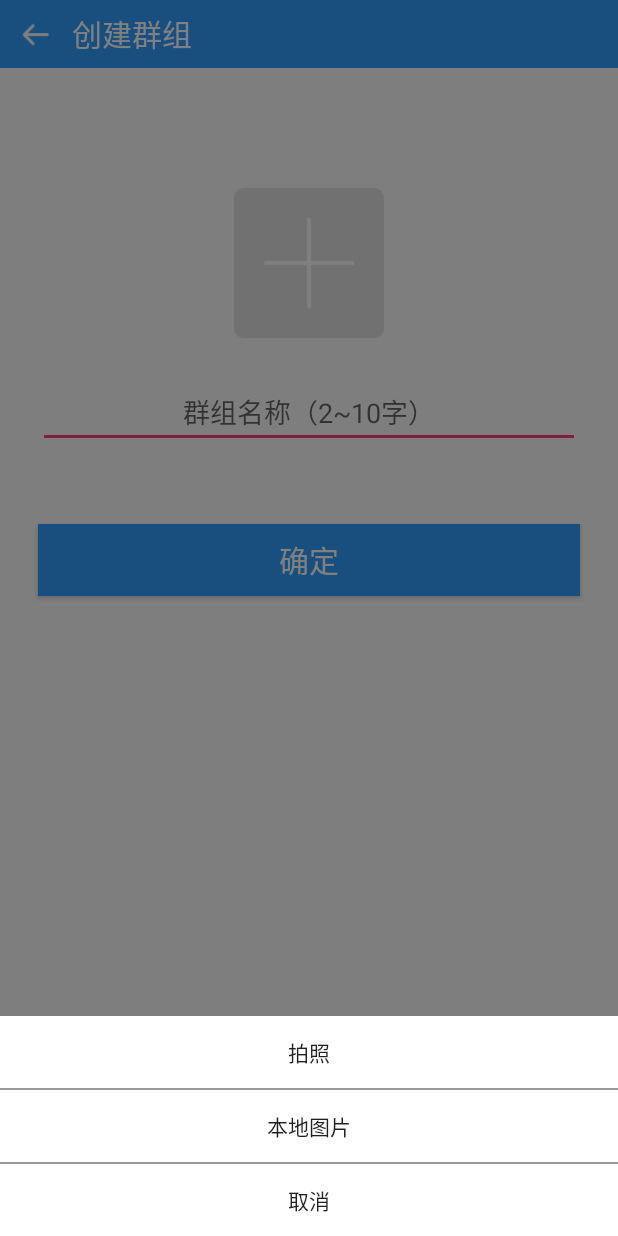
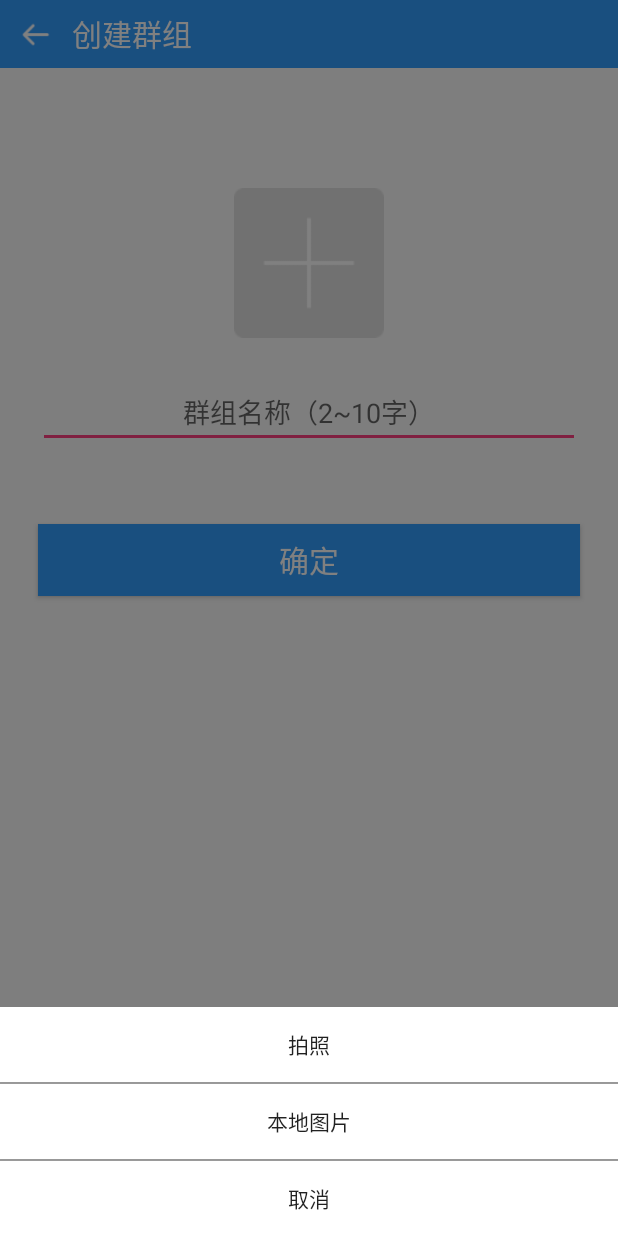
Before and after one commit to wuzemin/Chat, an Android app: the CreateGroupActivity screen opened directly, with no data from a screen before it, after a tap on an icon or button, on a phone screen of 412 x 824 dp. Run offline under Robolectric (Android 15) with nearby library versions, the phone set to English and light mode, and no system bars; our stand-ins replace ButterKnife, CircleImageView; libraries missing offline, so code that uses them is left out: com.zhy.http, io.rong.imageloader, io.rong.imkit, io.rong.imlib; plain views replace AsyncImageView; pictures from the network do not load.

Commit message:
完成项目

```diff
--- a/app/src/main/java/com/min/smalltalk/activity/CreateGroupActivity.java
+++ b/app/src/main/java/com/min/smalltalk/activity/CreateGroupActivity.java
@@ -104,6 +104,7 @@ public class CreateGroupActivity extends BaseActivity {
                     LoadDialog.show(mContext);
                     imageFile=new File(selectUri.getPath());
                     imageUrl=selectUri.toString();
+                    ImageLoader.getInstance().clearDiskCache();
                     ImageLoader.getInstance().displayImage(imageUrl,imgGroupPortrait);
                     LoadDialog.dismiss(mContext);
                 }
--- a/app/src/main/java/com/min/smalltalk/utils/CameraUtils.java
+++ b/app/src/main/java/com/min/smalltalk/utils/CameraUtils.java
@@ -110,7 +110,7 @@ public class CameraUtils {
         i.setDataAndType(imgUri, "image/*");
         i.putExtra("scale", true);
         i.putExtra("aspectX", 4);
-        i.putExtra("aspectY", 3);
+        i.putExtra("aspectY", 4);
         i.putExtra(MediaStore.EXTRA_OUTPUT, CameraUtils.imgUri);//裁剪后重新保存
         fragment.startActivityForResult(i, PHOTO_CROP);
     }
--- a/mylibrary/src/main/java/com/min/mylibrary/util/PhotoUtils.java
+++ b/mylibrary/src/main/java/com/min/mylibrary/util/PhotoUtils.java
@@ -48,7 +48,6 @@ public class PhotoUtils {
         try {
             //每次选择图片把之前的图片删除
             clearCropFile(buildUri(activity));
-
             Intent intent = new Intent(MediaStore.ACTION_IMAGE_CAPTURE);
             intent.setAction(MediaStore.ACTION_IMAGE_CAPTURE);
             intent.putExtra(MediaStore.EXTRA_OUTPUT, buildUri(activity));
@@ -71,7 +70,6 @@ public class PhotoUtils {
         try {
             //每次选择图片吧之前的图片删除
             clearCropFile(buildUri(activity));
-
             Intent intent = new Intent(Intent.ACTION_PICK, null);
             intent.setDataAndType(MediaStore.Images.Media.EXTERNAL_CONTENT_URI, "image/*");
 
@@ -126,8 +124,8 @@ public class PhotoUtils {
         cropIntent.putExtra("outputY",200);
         cropIntent.putExtra("return-data",false);
         cropIntent.putExtra("outputFormat", Bitmap.CompressFormat.JPEG.toString());
-        Uri cropuri=buildUri(activity);
-        cropIntent.putExtra(MediaStore.EXTRA_OUTPUT,cropuri);
+        Uri cropUri=buildUri(activity);
+        cropIntent.putExtra(MediaStore.EXTRA_OUTPUT,cropUri);
         if(!isIntentAvailable(activity,cropIntent)){
             return false;
         }else {
--- a/mylibrary/src/main/res/layout/layout_dialog_bottom.xml
+++ b/mylibrary/src/main/res/layout/layout_dialog_bottom.xml
@@ -1,33 +1,46 @@
 <?xml version="1.0" encoding="utf-8"?>
 <LinearLayout xmlns:android="http://schemas.android.com/apk/res/android"
+    android:layout_width="match_parent"
+    android:orientation="vertical"
+    android:layout_height="match_parent" >
+
+    <!--<LinearLayout
+        android:layout_alignParentBottom="true"
+        android:layout_weight="1"
         android:orientation="vertical"
         android:layout_width="match_parent"
-    android:layout_height="match_parent">
+        android:layout_height="wrap_content">-->
+
         <Button
+            android:id="@+id/btn_photograph"
+            android:layout_width="match_parent"
+            android:layout_height="50dp"
             android:background="@color/white"
-        android:id="@+id/btn_photograph"
-        android:text="@string/photograph"
-        android:layout_width="match_parent"
-        android:layout_height="wrap_content" />
+            android:text="@string/photograph" />
+
         <View
             android:layout_width="match_parent"
             android:layout_height="1dp"
-        android:background="@color/gray"/>
+            android:background="@color/gray" />
+
         <Button
+            android:id="@+id/btn_photo"
+            android:layout_width="match_parent"
+            android:layout_height="50dp"
             android:background="@color/white"
-        android:id="@+id/btn_photo"
-        android:text="@string/local_photo"
-        android:layout_width="match_parent"
-        android:layout_height="wrap_content" />
+            android:text="@string/local_photo" />
+
         <View
             android:layout_width="match_parent"
             android:layout_height="1dp"
-        android:background="@color/gray"/>
+            android:background="@color/gray" />
+
         <Button
+            android:id="@+id/btn_cancel"
+            android:layout_width="match_parent"
+            android:layout_height="50dp"
             android:background="@color/white"
-        android:id="@+id/btn_cancel"
-        android:text="@string/cancel"
-        android:layout_width="match_parent"
-        android:layout_height="wrap_content" />
+            android:text="@string/cancel" />
+    <!--</LinearLayout>-->
 
 </LinearLayout>
```
Also changed, not shown: 17 other files. Lines whose indentation alone changed are shown as unchanged.
